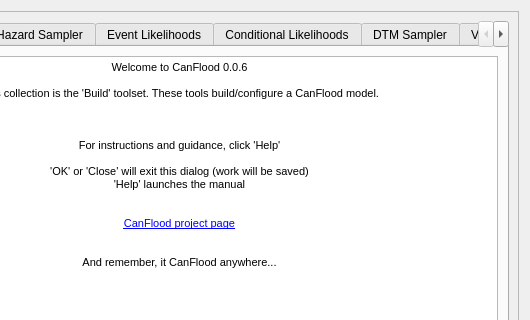
First picture: the form in canflood_inprep/ProjectDataPrep/ProjectDataPrepDialog_Base.ui, repository NRCan/CanFlood, before the edit; both pictures show x 171 to 701 and y 0 to 320 of the 701 by 852 pixel window.
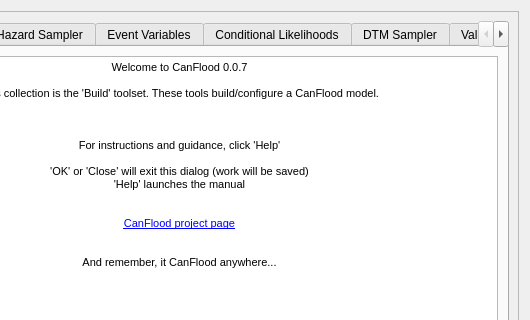
Second picture: the form after the edit. Custom widgets are drawn as their Qt base class.

```diff
--- a/canflood_inprep/ProjectDataPrep/ProjectDataPrepDialog_Base.ui
+++ b/canflood_inprep/ProjectDataPrep/ProjectDataPrepDialog_Base.ui
@@ -103,7 +103,7 @@
 &lt;html&gt;&lt;head&gt;&lt;meta name=&quot;qrichtext&quot; content=&quot;1&quot; /&gt;&lt;style type=&quot;text/css&quot;&gt;
 p, li { white-space: pre-wrap; }
 &lt;/style&gt;&lt;/head&gt;&lt;body style=&quot; font-family:'MS Shell Dlg 2'; font-size:8.25pt; font-weight:400; font-style:normal;&quot;&gt;
-&lt;p align=&quot;center&quot; style=&quot; margin-top:0px; margin-bottom:0px; margin-left:0px; margin-right:0px; -qt-block-indent:0; text-indent:0px;&quot;&gt;&lt;span style=&quot; font-size:8pt;&quot;&gt;Welcome to CanFlood 0.0.6&lt;/span&gt;&lt;/p&gt;
+&lt;p align=&quot;center&quot; style=&quot; margin-top:0px; margin-bottom:0px; margin-left:0px; margin-right:0px; -qt-block-indent:0; text-indent:0px;&quot;&gt;&lt;span style=&quot; font-size:8pt;&quot;&gt;Welcome to CanFlood 0.0.7&lt;/span&gt;&lt;/p&gt;
 &lt;p align=&quot;center&quot; style=&quot;-qt-paragraph-type:empty; margin-top:0px; margin-bottom:0px; margin-left:0px; margin-right:0px; -qt-block-indent:0; text-indent:0px; font-size:8pt;&quot;&gt;&lt;br /&gt;&lt;/p&gt;
 &lt;p align=&quot;center&quot; style=&quot; margin-top:0px; margin-bottom:0px; margin-left:0px; margin-right:0px; -qt-block-indent:0; text-indent:0px;&quot;&gt;&lt;span style=&quot; font-size:8pt;&quot;&gt;This collection is the 'Build' toolset. These tools build/configure a CanFlood model.&lt;/span&gt;&lt;/p&gt;
 &lt;p align=&quot;center&quot; style=&quot;-qt-paragraph-type:empty; margin-top:0px; margin-bottom:0px; margin-left:0px; margin-right:0px; -qt-block-indent:0; text-indent:0px; font-size:8pt;&quot;&gt;&lt;br /&gt;&lt;/p&gt;
@@ -1514,7 +1514,7 @@
          </widget>
          <widget class="QWidget" name="tab_eaep">
           <attribute name="title">
-           <string>Event Likelihoods</string>
+           <string>Event Variables</string>
           </attribute>
           <layout class="QGridLayout" name="_11">
            <item row="3" column="0">
```
